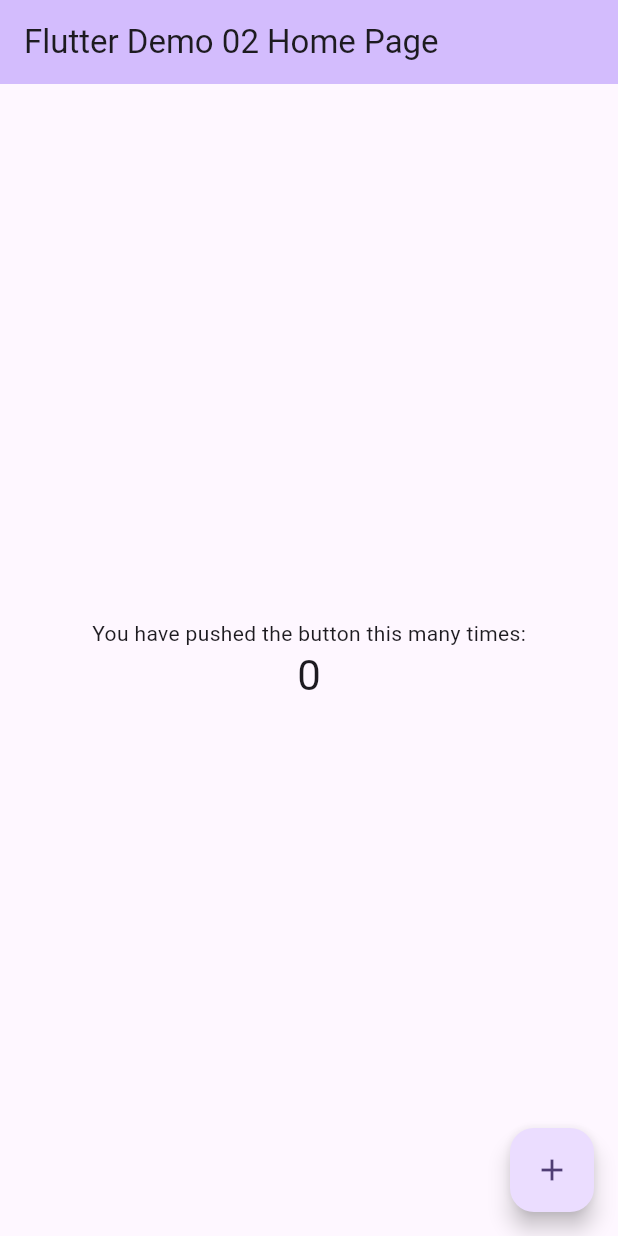
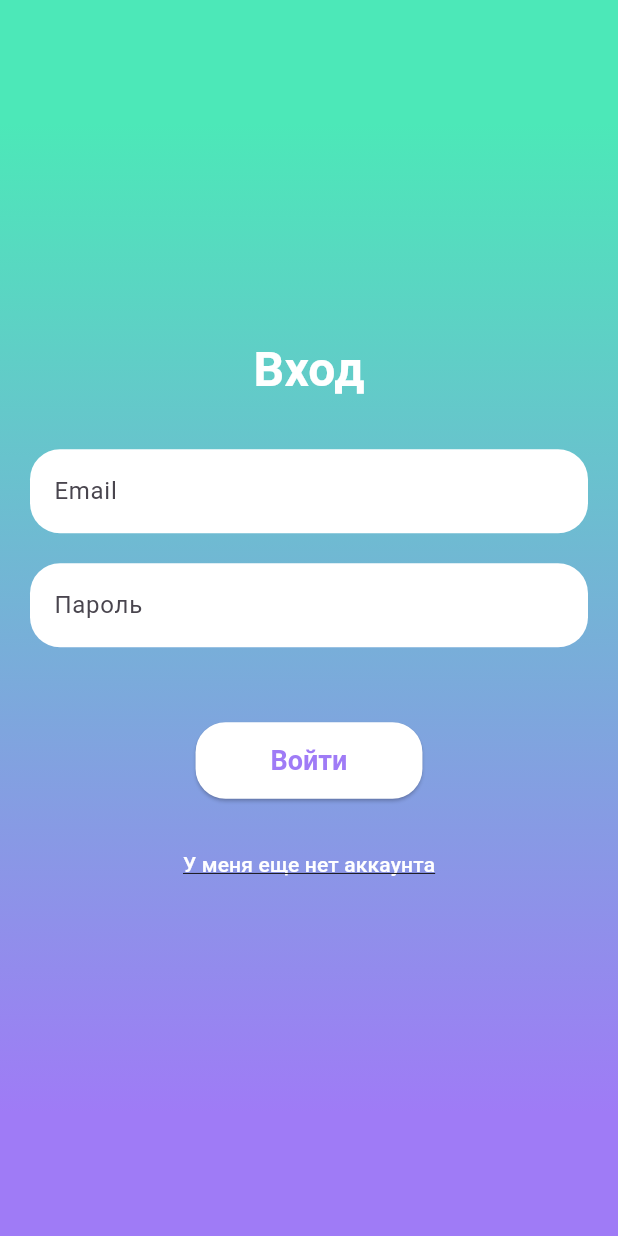
Before and after one commit to aselez64/zc_dodiddone2, a Flutter app: the screen it shows after launch, on a phone screen of 412 x 824 dp. Run offline on Flutter 3.47's test engine with Material 3 defaults, Android fonts, the phone set to English and light mode, and no system bars.

Commit message:
login page

```diff
--- a/lib/app/app.dart
+++ b/lib/app/app.dart
@@ -1,7 +1,7 @@
-
 import 'package:flutter/material.dart';
 
-import '../pages/my_home_page.dart';
+import '../pages/login_page.dart';
+import '../theme/theme.dart';
 
 class MyApp extends StatelessWidget {
   const MyApp({super.key});
@@ -11,12 +11,8 @@ class MyApp extends StatelessWidget {
   Widget build(BuildContext context) {
     return MaterialApp(
       title: 'Flutter Demo 02',
-      theme: ThemeData(
-
-        colorScheme: ColorScheme.fromSeed(seedColor: Colors.deepPurple),
-        useMaterial3: true,
-      ),
-      home: const MyHomePage(title: 'Flutter Demo 02 Home Page'),
+      theme: DoDidDoneTheme.lightTheme,
+      home: const LoginPage(),
     );
   }
 }
--- /dev/null
+++ b/lib/pages/login_page.dart
@@ -0,0 +1,140 @@
+import 'package:flutter/material.dart';
+
+import '../theme/theme.dart';
+
+class LoginPage extends StatefulWidget {
+  const LoginPage({Key? key}) : super(key: key);
+
+  @override
+  State<LoginPage> createState() => _LoginPageState();
+}
+
+class _LoginPageState extends State<LoginPage> {
+  bool isLogin = true; // Track if it's login or registration
+
+  @override
+  Widget build(BuildContext context) {
+    return Scaffold(
+      body: Container(
+        decoration: BoxDecoration(
+          gradient: LinearGradient(
+            begin: Alignment.topCenter,
+            end: Alignment.bottomCenter,
+            colors: isLogin
+                ? [
+                    DoDidDoneTheme.lightTheme.colorScheme.secondary, // Secondary color
+                    DoDidDoneTheme.lightTheme.colorScheme.primary, // Primary color
+                  ]
+                : [
+                    DoDidDoneTheme.lightTheme.colorScheme.primary, // Primary color
+                    DoDidDoneTheme.lightTheme.colorScheme.secondary, // Secondary color
+                  ],
+            stops: const [0.1, 0.9], // Primary color takes 90% space
+          ),
+        ),
+        child: Padding(
+          padding: const EdgeInsets.all(20.0),
+          child: Column(
+            mainAxisAlignment: MainAxisAlignment.center,
+            children: [
+              // Title
+              Text(
+                isLogin ? 'Вход' : 'Регистрация',
+                style: const TextStyle(
+                  fontSize: 32,
+                  fontWeight: FontWeight.bold,
+                  color: Colors.white,
+                ),
+              ),
+              const SizedBox(height: 30),
+
+              // Email Field
+              TextField(
+                decoration: const InputDecoration(
+                  hintText: 'Email',
+                  filled: true,
+                  fillColor: Colors.white,
+                  border: OutlineInputBorder(
+                    borderSide: BorderSide.none,
+                    borderRadius: BorderRadius.all(Radius.circular(20)),
+                  ),
+                ),
+              ),
+              const SizedBox(height: 20),
+
+              // Password Field
+              TextField(
+                obscureText: true,
+                decoration: const InputDecoration(
+                  hintText: 'Пароль',
+                  filled: true,
+                  fillColor: Colors.white,
+                  border: OutlineInputBorder(
+                    borderSide: BorderSide.none,
+                    borderRadius: BorderRadius.all(Radius.circular(20)),
+                  ),
+                ),
+              ),
+              const SizedBox(height: 20),
+
+              // Repeat Password Field (Only for Registration)
+              if (!isLogin)
+                TextField(
+                  obscureText: true,
+                  decoration: const InputDecoration(
+                    hintText: 'Повторить пароль',
+                    filled: true,
+                    fillColor: Colors.white,
+                    border: OutlineInputBorder(
+                      borderSide: BorderSide.none,
+                      borderRadius: BorderRadius.all(Radius.circular(20)),
+                    ),
+                  ),
+                ),
+              const SizedBox(height: 30),
+
+              // Login Button
+              ElevatedButton(
+                onPressed: () {
+                  // Handle login/registration logic here
+                },
+                style: ElevatedButton.styleFrom(
+                  backgroundColor: Colors.white,
+                  padding: const EdgeInsets.symmetric(horizontal: 50, vertical: 15),
+                  textStyle: const TextStyle(
+                    fontSize: 18,
+                    fontWeight: FontWeight.bold,
+                    color: Colors.black,
+                  ),
+                  shape: RoundedRectangleBorder(
+                    borderRadius: BorderRadius.circular(20),
+                  ),
+                ),
+                child: Text(isLogin ? 'Войти' : 'Зарегистрироваться'),
+              ),
+              const SizedBox(height: 20),
+
+              // Switch to Login/Registration
+              TextButton(
+                onPressed: () {
+                  setState(() {
+                    isLogin = !isLogin;
+                  });
+                },
+                child: Text(
+                  isLogin
+                      ? 'У меня еще нет аккаунта'
+                      : 'Уже есть аккаунт? Войти',
+                  style: const TextStyle(
+                    color: Colors.white,
+                    decoration: TextDecoration.underline,
+                  ),
+                ),
+              ),
+            ],
+          ),
+        ),
+      ),
+    );
+  }
+}
--- a/lib/pages/my_home_page.dart
+++ /dev/null
@@ -1,58 +0,0 @@
-
-import 'package:flutter/material.dart';
-
-class MyHomePage extends StatefulWidget {
-  const MyHomePage({super.key, required this.title});
-
-
-
-  final String title;
-
-  @override
-  State<MyHomePage> createState() => _MyHomePageState();
-}
-
-class _MyHomePageState extends State<MyHomePage> {
-  int _counter = 0;
-
-  void _incrementCounter() {
-    setState(() {
-
-      _counter++;
-    });
-  }
-
-  @override
-  Widget build(BuildContext context) {
-
-    return Scaffold(
-      appBar: AppBar(
-
-        backgroundColor: Theme.of(context).colorScheme.inversePrimary,
-
-        title: Text(widget.title),
-      ),
-      body: Center(
-
-        child: Column(
-
-          mainAxisAlignment: MainAxisAlignment.center,
-          children: <Widget>[
-            const Text(
-              'You have pushed the button this many times:',
-            ),
-            Text(
-              '$_counter',
-              style: Theme.of(context).textTheme.headlineMedium,
-            ),
-          ],
-        ),
-      ),
-      floatingActionButton: FloatingActionButton(
-        onPressed: _incrementCounter,
-        tooltip: 'Increment',
-        child: const Icon(Icons.add),
-      ), // This trailing comma makes auto-formatting nicer for build methods.
-    );
-  }
-}
--- /dev/null
+++ b/lib/theme/theme.dart
@@ -0,0 +1,12 @@
+import 'package:flutter/material.dart';
+class DoDidDoneTheme {
+  static ThemeData lightTheme = ThemeData(
+    colorScheme: ColorScheme.fromSeed(
+      seedColor: const Color(0xFF9F7BF6), // Primary color
+      brightness: Brightness.light,
+      primary: const Color(0xFF9F7BF6),  // Primary color
+      secondary: const Color(0xFF4CE8B8),  // Secondary color
+    ),
+    useMaterial3: true,
+  );
+}
```
